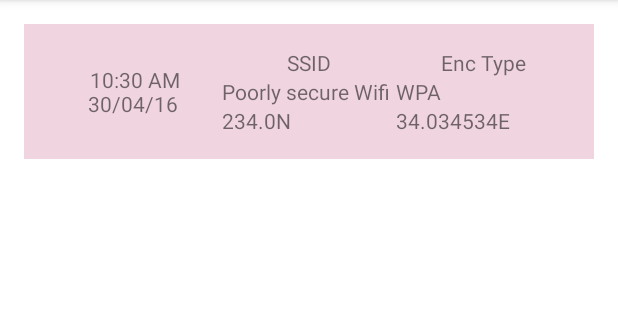
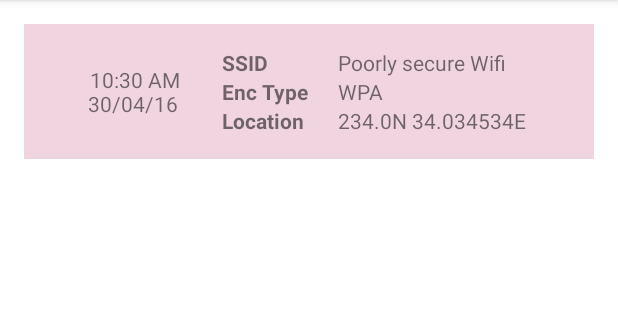
Before and after one commit to Front-Door/NetFindr, an Android app: the ConnectionListActivity screen opened directly, with no data from a screen before it, on a phone screen of 412 x 824 dp, the part 84-404 px from its top. Run offline under Robolectric (Android 15) with nearby library versions, the phone set to English and light mode, and no system bars.

Commit message:
Updated List to have better formatting and titles

```diff
--- a/app/src/main/java/nz/frontdoor/netfindr/ConnectionAdapter.java
+++ b/app/src/main/java/nz/frontdoor/netfindr/ConnectionAdapter.java
@@ -41,8 +41,7 @@ public class ConnectionAdapter extends RecyclerView.Adapter<ConnectionAdapter.Vi
         holder.data0.setText(SD.format(C.getTimestamp()));
         holder.data1.setText(String.valueOf(C.getWifiName()));
         holder.data2.setText(String.valueOf(C.getSecurityType()));
-        holder.data3.setText(String.valueOf(C.getLatitude())+"N");
-        holder.data4.setText(String.valueOf(C.getLongitude())+"E");
+        holder.data3.setText(String.valueOf(C.getLatitude())+"N "+String.valueOf(C.getLongitude())+"E");
     }
 
     @Override
@@ -60,7 +59,6 @@ public class ConnectionAdapter extends RecyclerView.Adapter<ConnectionAdapter.Vi
             data1 = (TextView) itemView.findViewById(R.id.time_data1);
             data2 = (TextView) itemView.findViewById(R.id.time_data2);
             data3 = (TextView) itemView.findViewById(R.id.time_data3);
-            data4 = (TextView) itemView.findViewById(R.id.time_data4);
         }
     }
 }
--- a/app/src/main/res/layout/connection_item.xml
+++ b/app/src/main/res/layout/connection_item.xml
@@ -30,19 +30,22 @@
             android:orientation="horizontal">
 
             <TextView
-                android:gravity="center"
+                android:textStyle="bold"
                 android:text="SSID"
                 android:layout_width="0dp"
                 android:layout_height="wrap_content"
-                android:layout_weight="1"/>
+                android:layout_weight="0.5"/>
 
 
             <TextView
-                android:gravity="center"
-                android:text="Enc Type"
+                android:id="@+id/time_data1"
                 android:layout_width="0dp"
                 android:layout_height="wrap_content"
-                android:layout_weight="1"/>
+                android:layout_weight="1"
+                tools:text="DATA1" />
+
+
+
 
         </LinearLayout>
 
@@ -54,12 +57,11 @@
             android:orientation="horizontal">
 
             <TextView
-
-                android:id="@+id/time_data1"
+                android:textStyle="bold"
+                android:text="Enc Type"
                 android:layout_width="0dp"
                 android:layout_height="wrap_content"
-                android:layout_weight="1"
-                tools:text="DATA1" />
+                android:layout_weight="0.5"/>
 
             <TextView
                 android:id="@+id/time_data2"
@@ -76,18 +78,19 @@
             android:orientation="horizontal">
 
             <TextView
+                android:text="Location"
+                android:layout_width="0dp"
+                android:layout_height="wrap_content"
+                android:textStyle="bold"
+                android:layout_weight="0.5"/>
+
+
+            <TextView
                 android:id="@+id/time_data3"
                 android:layout_width="0dp"
                 android:layout_height="wrap_content"
                 android:layout_weight="1"
                 tools:text="DATA3" />
-
-            <TextView
-                android:id="@+id/time_data4"
-                android:layout_width="0dp"
-                android:layout_height="wrap_content"
-                android:layout_weight="1"
-                tools:text="DATA4" />
         </LinearLayout>
     </LinearLayout>
 </LinearLayout>
```
